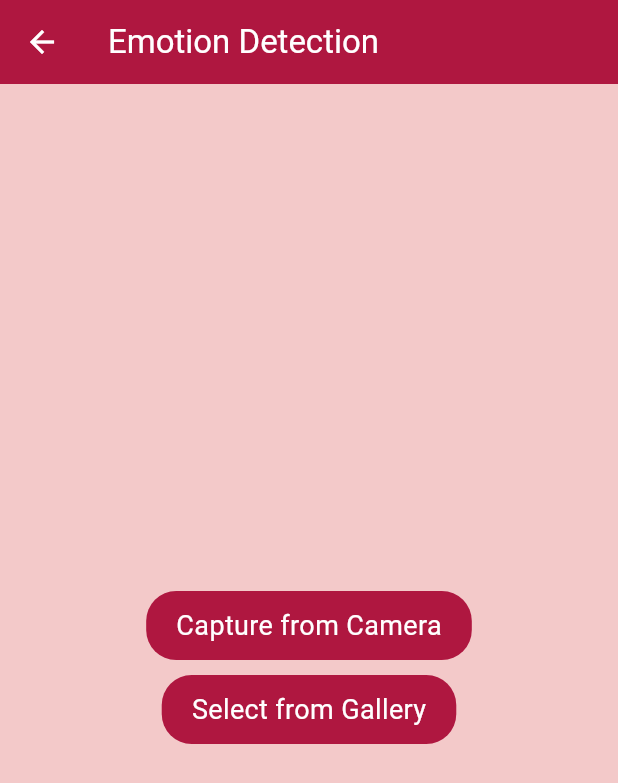
After one commit to harispathan03/ai-playground, a Flutter app: the EmotionDetectionPage screen opened directly, after a tap on "Capture from Camera", on a phone screen of 412 x 824 dp. The commit adds this screen. Shown: the top 783 px of the screen. Run offline on Flutter 3.47's test engine with Material 3 defaults, Android fonts, the phone set to English and light mode, and no system bars; our stand-ins replace image_picker, sqflite; missing offline and left inert: google_mlkit_face_detection, tflite_flutter; accounts and stored records are empty.

Commit message:
Added emotion detection functionality using tflite model

```diff
--- a/lib/main.dart
+++ b/lib/main.dart
@@ -3,6 +3,7 @@ import 'package:ai_playground/util/colors.dart';
 import 'package:flutter/material.dart';
 import 'package:provider/provider.dart';
 
+import 'view_model/emotion_detection_model.dart';
 import 'view_model/face_detection_viewmodel.dart';
 import 'view_model/face_recognition_model.dart';
 
@@ -20,7 +21,7 @@ class MyApp extends StatelessWidget {
       providers: [
         ChangeNotifierProvider(create: (_) => FaceDetectionModel()),
         ChangeNotifierProvider(create: (_) => FaceRecognitionModel()),
-        // ChangeNotifierProvider(create: (_) => EmotionDetectionModel()),
+        ChangeNotifierProvider(create: (_) => EmotionDetectionModel()),
       ],
       child: MaterialApp(
         title: 'AI Playground',
--- /dev/null
+++ b/lib/pages/emotion_detection_page.dart
@@ -0,0 +1,95 @@
+import 'package:ai_playground/view_model/emotion_detection_model.dart';
+import 'package:flutter/material.dart';
+import 'package:image_picker/image_picker.dart';
+import 'package:provider/provider.dart';
+
+import '../util/colors.dart';
+import '../widget/custom_button.dart';
+
+class EmotionDetectionPage extends StatefulWidget {
+  const EmotionDetectionPage({super.key});
+
+  @override
+  State<EmotionDetectionPage> createState() => _EmotionDetectionPageState();
+}
+
+class _EmotionDetectionPageState extends State<EmotionDetectionPage> {
+  late EmotionDetectionModel viewModel;
+
+  @override
+  void initState() {
+    viewModel = context.read<EmotionDetectionModel>();
+    super.initState();
+  }
+
+  @override
+  Widget build(BuildContext context) {
+    return Scaffold(
+      backgroundColor: lightPinkColor,
+      appBar: AppBar(
+        title: const Text(
+          'Emotion Detection',
+          style: TextStyle(color: white),
+        ),
+        foregroundColor: white,
+        backgroundColor: darkPinkColor,
+      ),
+      body: Padding(
+        padding: const EdgeInsets.symmetric(horizontal: 20),
+        child: Center(
+          child: Column(
+            mainAxisAlignment: MainAxisAlignment.center,
+            children: [
+              Consumer<EmotionDetectionModel>(
+                  builder: (context, viewModel, child) {
+                if (viewModel.detectedEmotion != null) {
+                  return Padding(
+                    padding: const EdgeInsets.only(bottom: 15.0),
+                    child: Row(
+                      mainAxisAlignment: MainAxisAlignment.center,
+                      children: [
+                        const Text(
+                          "Detected Emotion: ",
+                          textAlign: TextAlign.center,
+                          style: TextStyle(fontSize: 18),
+                        ),
+                        Text(
+                          viewModel.detectedEmotion!,
+                          textAlign: TextAlign.center,
+                          style: const TextStyle(
+                              fontSize: 18, fontWeight: FontWeight.w500),
+                        ),
+                      ],
+                    ),
+                  );
+                }
+                if (viewModel.loadingMessage != null) {
+                  return Column(
+                    children: [
+                      Text(
+                        viewModel.loadingMessage!,
+                        textAlign: TextAlign.center,
+                        style: const TextStyle(fontSize: 18),
+                      ),
+                      const CircularProgressIndicator(color: darkPinkColor),
+                      const SizedBox(height: 20),
+                    ],
+                  );
+                }
+                return Container();
+              }),
+              const SizedBox(height: 10),
+              InkWell(
+                  onTap: () => viewModel.processImage(ImageSource.camera),
+                  child: const CustomButton(text: "Capture from Camera")),
+              const SizedBox(height: 10),
+              InkWell(
+                  onTap: () => viewModel.processImage(ImageSource.gallery),
+                  child: const CustomButton(text: 'Select from Gallery')),
+            ],
+          ),
+        ),
+      ),
+    );
+  }
+}
--- a/lib/pages/home_page.dart
+++ b/lib/pages/home_page.dart
@@ -2,6 +2,7 @@ import 'package:ai_playground/widget/home_button.dart';
 import 'package:flutter/material.dart';
 
 import '../util/colors.dart';
+import 'emotion_detection_page.dart';
 import 'face_detection_page.dart';
 import 'face_recognition_page.dart';
 
@@ -39,7 +40,10 @@ class HomePage extends StatelessWidget {
                       builder: (context) => const FaceRecognitionPage())),
                   child: const HomeButton(text: "Face recognition")),
               const SizedBox(height: 10),
-              const HomeButton(text: "Emotion detection"),
+              InkWell(
+                  onTap: () => Navigator.of(context).push(MaterialPageRoute(
+                      builder: (context) => const EmotionDetectionPage())),
+                  child: const HomeButton(text: "Emotion detection")),
             ],
           ),
         ),
--- /dev/null
+++ b/lib/view_model/emotion_detection_model.dart
@@ -0,0 +1,125 @@
+import 'dart:developer';
+import 'dart:io';
+import 'dart:math' as math;
+
+import 'package:flutter/foundation.dart';
+import 'package:image/image.dart' as img;
+import 'package:image_picker/image_picker.dart';
+import 'package:tflite_flutter/tflite_flutter.dart';
+
+class EmotionDetectionModel extends ChangeNotifier {
+  final String modelName = 'assets/emotion_detection.tflite';
+  Interpreter? _interpreter;
+  String? loadingMessage;
+  String? detectedEmotion;
+  final List<String> emotionLabels = [
+    "Angry",
+    "Fear",
+    "Happy",
+    "Neutral",
+    "Sad",
+    "Surprised",
+  ];
+
+  EmotionDetectionModel() {
+    loadModel();
+  }
+
+  void setLoadingMessage(String? value) {
+    loadingMessage = value;
+    notifyListeners();
+  }
+
+  // Load the TensorFlow Lite model
+  Future<void> loadModel() async {
+    _interpreter = await Interpreter.fromAsset(modelName);
+    List<int>? inputShape = _interpreter!.getInputTensor(0).shape;
+    TensorType inputType = _interpreter!.getInputTensor(0).type;
+    List<int>? outputShape = _interpreter!.getOutputTensor(0).shape;
+    TensorType outputType = _interpreter!.getOutputTensor(0).type;
+    notifyListeners();
+    log("Emotion Detection Model loaded successfully");
+    log("Model Input Shape: $inputShape");
+    log("Model Input Type: $inputType");
+    log("Model Output Shape: $outputShape");
+    log("Model Output Type: $outputType");
+  }
+
+  Future<Float32List> preprocessImage(XFile imageFile) async {
+    final file = File(imageFile.path);
+    final Uint8List imageBytes = await file.readAsBytes();
+
+    // Decode and resize image to 224x224
+    img.Image? originalImage = img.decodeImage(imageBytes);
+    if (originalImage == null) throw Exception("Failed to decode image.");
+
+    img.Image resizedImage =
+        img.copyResize(originalImage, width: 224, height: 224);
+
+    // Normalize pixel values to [0, 1] and create Float32List
+    Float32List inputImage = Float32List(224 * 224 * 3);
+    int pixelIndex = 0;
+
+    for (int y = 0; y < 224; y++) {
+      for (int x = 0; x < 224; x++) {
+        img.Pixel pixel = resizedImage.getPixel(x, y);
+        inputImage[pixelIndex++] = pixel.r.toDouble() / 255.0;
+        inputImage[pixelIndex++] = pixel.g.toDouble() / 255.0;
+        inputImage[pixelIndex++] = pixel.b.toDouble() / 255.0;
+      }
+    }
+
+    return inputImage;
+  }
+
+  String getEmotionFromOutput(List<double> output) {
+    int maxIndex = output.indexOf(output.reduce(math.max));
+    return emotionLabels[maxIndex];
+  }
+
+  Future<void> processImage(ImageSource source) async {
+    detectedEmotion = null;
+
+    final ImagePicker picker = ImagePicker();
+    final XFile? imageFile = await picker.pickImage(source: source);
+
+    if (imageFile != null) {
+      try {
+        final Float32List processedImage = await preprocessImage(imageFile);
+        final String? emotion = await runModel(processedImage);
+        detectedEmotion = emotion;
+        notifyListeners();
+      } catch (e, stackTrace) {
+        debugPrint("Error during image processing: $e");
+        debugPrint("Stack trace: $stackTrace");
+      }
+    }
+  }
+
+  Future<String?> runModel(Float32List inputImage) async {
+    try {
+      if (_interpreter == null) {
+        throw Exception("Interpreter is not loaded.");
+      }
+
+      // Reshape the input for the model
+      var input = inputImage.reshape([1, 224, 224, 3]);
+
+      // Allocate space for the output
+      var output = List.filled(6, 0.0).reshape([1, 6]);
+
+      // Run the model
+      _interpreter!.run(input, output);
+
+      // Flatten the output to a list of doubles
+      List<double> outputList = List<double>.from(output[0]);
+
+      // Get the emotion label
+      return getEmotionFromOutput(outputList);
+    } catch (e, stackTrace) {
+      debugPrint("Error running model: $e");
+      debugPrint("Stack trace: $stackTrace");
+    }
+    return null;
+  }
+}
```
